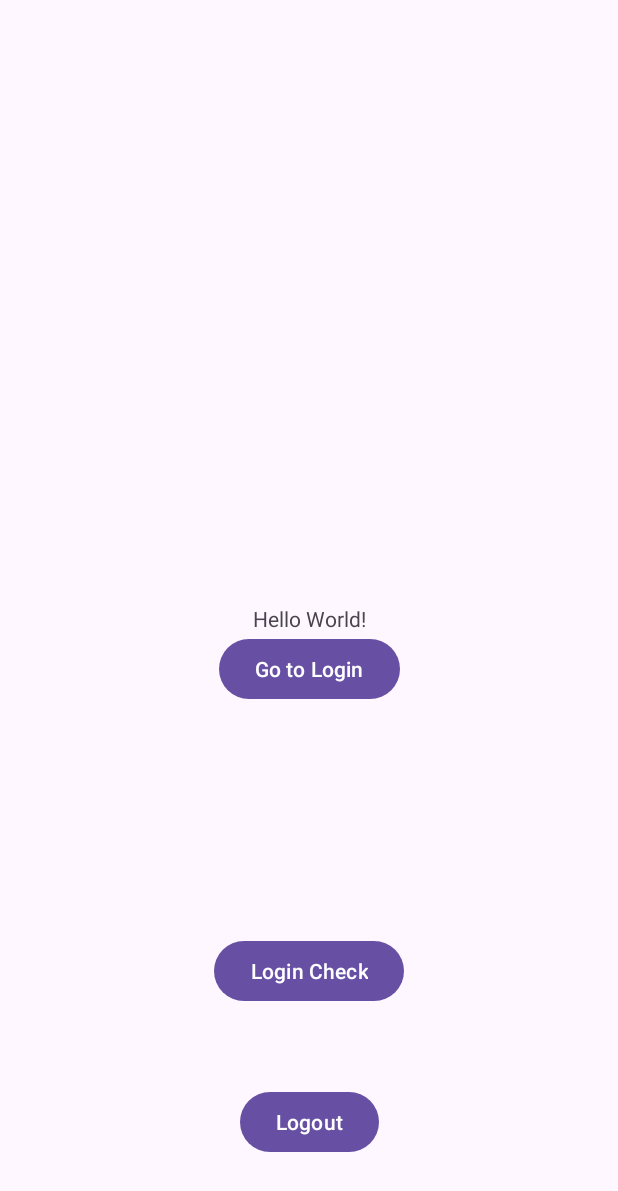
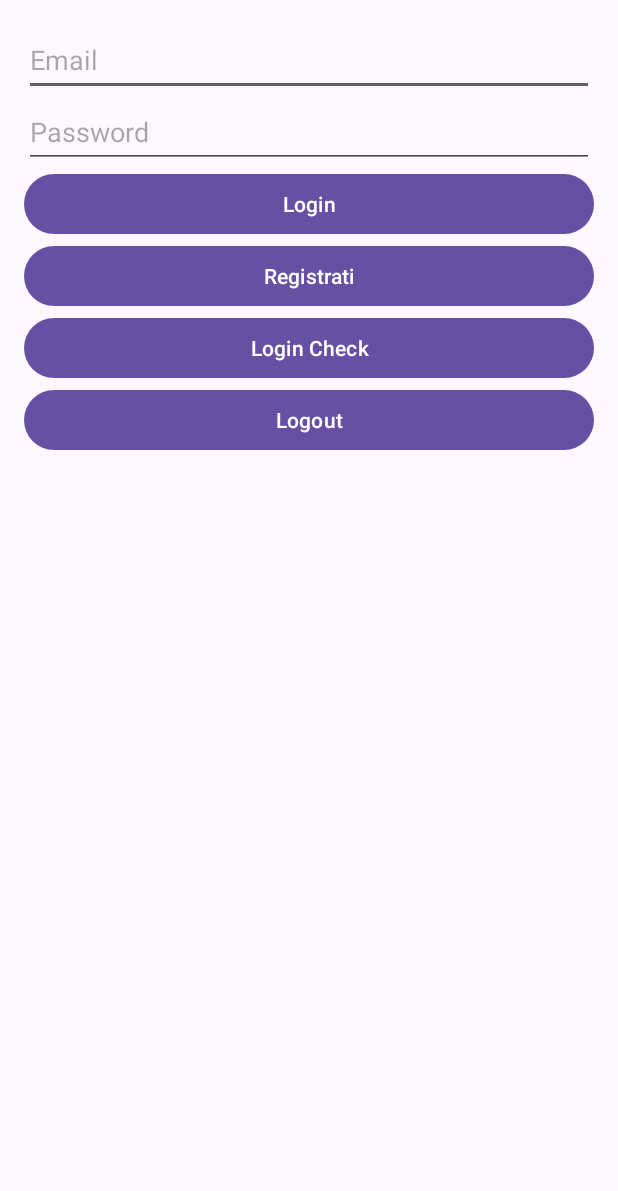
Before and after one commit to michele-vigliotta/HotSliceApp, an Android app built with Jetpack Compose: the screen it shows after launch (MainActivity before the commit, Login after it), after a tap on "Login Check", on a phone screen of 412 x 824 dp. Shown: the top 1191 px of the screen. Run offline under Robolectric (Android 15) with nearby library versions, the phone set to English and light mode, and no system bars; our stand-ins replace Firebase (no records; nobody signed in at launch, a user with empty details on screens opened directly).

Commit message:
Rimozione main activity, Login é il main ora

```diff
--- a/app/src/main/AndroidManifest.xml
+++ b/app/src/main/AndroidManifest.xml
@@ -17,11 +17,13 @@
             android:exported="false"
             android:label="@string/title_activity_main_menu"
             android:theme="@style/Theme.HotSliceApp" />
+        <!--<activity
+            android:name=".Login"
+            android:exported="false"
+            /> -->
+
         <activity
             android:name=".Login"
-            android:exported="false" />
-        <activity
-            android:name=".MainActivity"
             android:exported="true">
             <intent-filter>
                 <action android:name="android.intent.action.MAIN" />
--- a/app/src/main/java/com/example/hotsliceapp/HomeActivity.kt
+++ b/app/src/main/java/com/example/hotsliceapp/HomeActivity.kt
@@ -4,7 +4,6 @@ import android.os.Bundle
 import androidx.appcompat.app.AppCompatActivity
 import androidx.fragment.app.Fragment
 import com.example.hotsliceapp.databinding.ActivityHomeBinding
-import com.example.hotsliceapp.databinding.ActivityMainBinding
 import com.google.android.material.bottomnavigation.BottomNavigationView
 import com.google.firebase.Firebase
 import com.google.firebase.auth.FirebaseAuth
--- a/app/src/main/java/com/example/hotsliceapp/Login.kt
+++ b/app/src/main/java/com/example/hotsliceapp/Login.kt
@@ -12,9 +12,10 @@ import androidx.core.view.WindowInsetsCompat
 import com.google.firebase.Firebase
 import com.google.firebase.auth.FirebaseAuth
 import com.google.firebase.auth.auth
+import com.google.firebase.firestore.firestore
 
 class Login : AppCompatActivity() {
-
+    val db = Firebase.firestore
     private lateinit var auth: FirebaseAuth
     override fun onCreate(savedInstanceState: Bundle?) {
         super.onCreate(savedInstanceState)
@@ -28,6 +29,26 @@ class Login : AppCompatActivity() {
 
             val passw = (findViewById<EditText>(R.id.etPassword)).text.toString()
             loginUser(email, passw)
+        }
+        (findViewById<Button>(R.id.button2)).setOnClickListener {
+
+
+            val authid = (auth.currentUser?.uid).toString()
+            val documentSnapshot = db.collection("users").document(authid)
+            documentSnapshot.get().addOnSuccessListener {
+                    document ->
+                val role = document.getString("role")
+                Toast.makeText(baseContext, "Role: $role", Toast.LENGTH_SHORT).show()
+            }
+
+
+        }
+
+        (findViewById<Button>(R.id.button3)).setOnClickListener {
+
+            auth.signOut()
+            Toast.makeText(baseContext, "Utente Disconnesso", Toast.LENGTH_SHORT)
+                .show()
         }
     }
 
--- a/app/src/main/java/com/example/hotsliceapp/MainActivity.kt
+++ /dev/null
@@ -1,69 +0,0 @@
-package com.example.hotsliceapp
-
-import android.annotation.SuppressLint
-import android.content.ContentValues.TAG
-import android.content.Intent
-import android.os.Bundle
-import android.util.Log
-import android.widget.Button
-import android.widget.Toast
-
-import androidx.appcompat.app.AppCompatActivity
-import androidx.core.view.ViewCompat
-import androidx.core.view.WindowInsetsCompat
-import com.google.firebase.Firebase
-import com.google.firebase.FirebaseApp
-import com.google.firebase.auth.FirebaseAuth
-import com.google.firebase.auth.auth
-import com.google.firebase.firestore.firestore
-
-class MainActivity : AppCompatActivity() {
-
-    val db = Firebase.firestore
-
-    private lateinit var auth: FirebaseAuth
-
-    @SuppressLint("MissingInflatedId")
-    override fun onCreate(savedInstanceState: Bundle?) {
-        super.onCreate(savedInstanceState)
-
-
-        setContentView(R.layout.activity_main)
-
-        auth = Firebase.auth
-
-        val intent = Intent(this, Login::class.java)
-
-        (findViewById<Button>(R.id.button)).setOnClickListener {
-            startActivity(intent)
-        }
-
-        (findViewById<Button>(R.id.button2)).setOnClickListener {
-
-
-            val authid = (auth.currentUser?.uid).toString()
-            val documentSnapshot = db.collection("users").document(authid)
-            documentSnapshot.get().addOnSuccessListener {
-                document ->
-                val role = document.getString("role")
-                Toast.makeText(baseContext, "Role: $role", Toast.LENGTH_SHORT).show()
-            }
-
-
-        }
-
-        (findViewById<Button>(R.id.button3)).setOnClickListener {
-
-            auth.signOut()
-            Toast.makeText(baseContext, "Utente Disconnesso", Toast.LENGTH_SHORT)
-                .show()
-        }
-
-
-
-
-
-
-
-        }
-}
--- a/app/src/main/res/layout/activity_login.xml
+++ b/app/src/main/res/layout/activity_login.xml
@@ -10,14 +10,14 @@
     <EditText
         android:id="@+id/etEmail"
         android:layout_width="match_parent"
-        android:layout_height="wrap_content"
+        android:layout_height="48dp"
         android:hint="Email"
         android:inputType="textEmailAddress" />
 
     <EditText
         android:id="@+id/etPassword"
         android:layout_width="match_parent"
-        android:layout_height="wrap_content"
+        android:layout_height="48dp"
         android:hint="Password"
         android:inputType="textPassword" />
 
@@ -33,4 +33,17 @@
         android:layout_height="wrap_content"
         android:text="Registrati" />
 
+    <Button
+        android:id="@+id/button2"
+        android:layout_width="match_parent"
+        android:layout_height="wrap_content"
+        android:text="Login Check" />
+
+    <Button
+        android:id="@+id/button3"
+        android:layout_width="match_parent"
+        android:layout_height="wrap_content"
+        android:text="Logout"
+         />
+
 </LinearLayout>
--- a/app/src/main/res/layout/activity_main.xml
+++ /dev/null
@@ -1,50 +0,0 @@
-<?xml version="1.0" encoding="utf-8"?>
-<androidx.constraintlayout.widget.ConstraintLayout
-    xmlns:android="http://schemas.android.com/apk/res/android"
-    xmlns:app="http://schemas.android.com/apk/res-auto"
-    xmlns:tools="http://schemas.android.com/tools"
-    android:id="@+id/main"
-    android:layout_width="match_parent"
-    android:layout_height="match_parent"
-    tools:context=".MainActivity">
-
-    <TextView
-        android:id="@+id/textView"
-        android:layout_width="wrap_content"
-        android:layout_height="wrap_content"
-        android:text="Hello World!"
-        app:layout_constraintBottom_toBottomOf="parent"
-        app:layout_constraintEnd_toEndOf="parent"
-        app:layout_constraintStart_toStartOf="parent"
-        app:layout_constraintTop_toTopOf="parent" />
-
-    <Button
-        android:id="@+id/button"
-        android:layout_width="wrap_content"
-        android:layout_height="wrap_content"
-        android:text="Go to Login"
-        app:layout_constraintEnd_toEndOf="parent"
-        app:layout_constraintStart_toStartOf="parent"
-        app:layout_constraintTop_toBottomOf="@+id/textView" />
-
-    <Button
-        android:id="@+id/button2"
-        android:layout_width="wrap_content"
-        android:layout_height="wrap_content"
-        android:text="Login Check"
-        app:layout_constraintBottom_toBottomOf="parent"
-        app:layout_constraintEnd_toEndOf="parent"
-        app:layout_constraintStart_toStartOf="parent"
-        app:layout_constraintTop_toBottomOf="@+id/button" />
-
-    <Button
-        android:id="@+id/button3"
-        android:layout_width="wrap_content"
-        android:layout_height="wrap_content"
-        android:text="Logout"
-        app:layout_constraintBottom_toBottomOf="parent"
-        app:layout_constraintEnd_toEndOf="parent"
-        app:layout_constraintStart_toStartOf="parent"
-        app:layout_constraintTop_toBottomOf="@+id/button2" />
-
-</androidx.constraintlayout.widget.ConstraintLayout>
```
